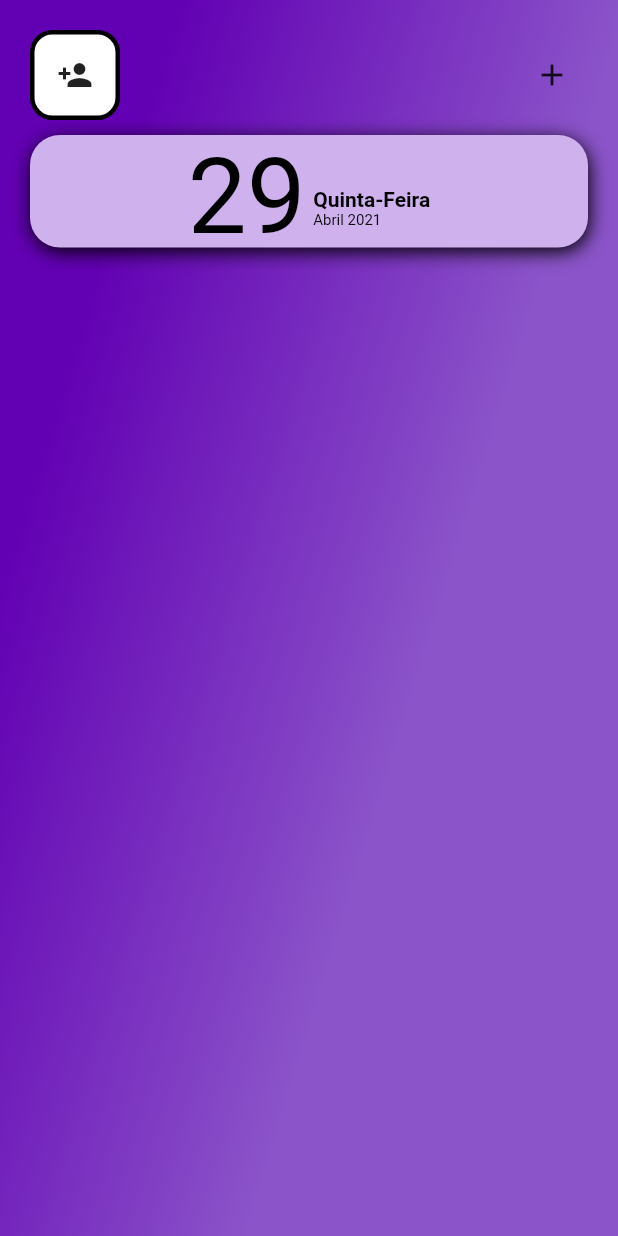
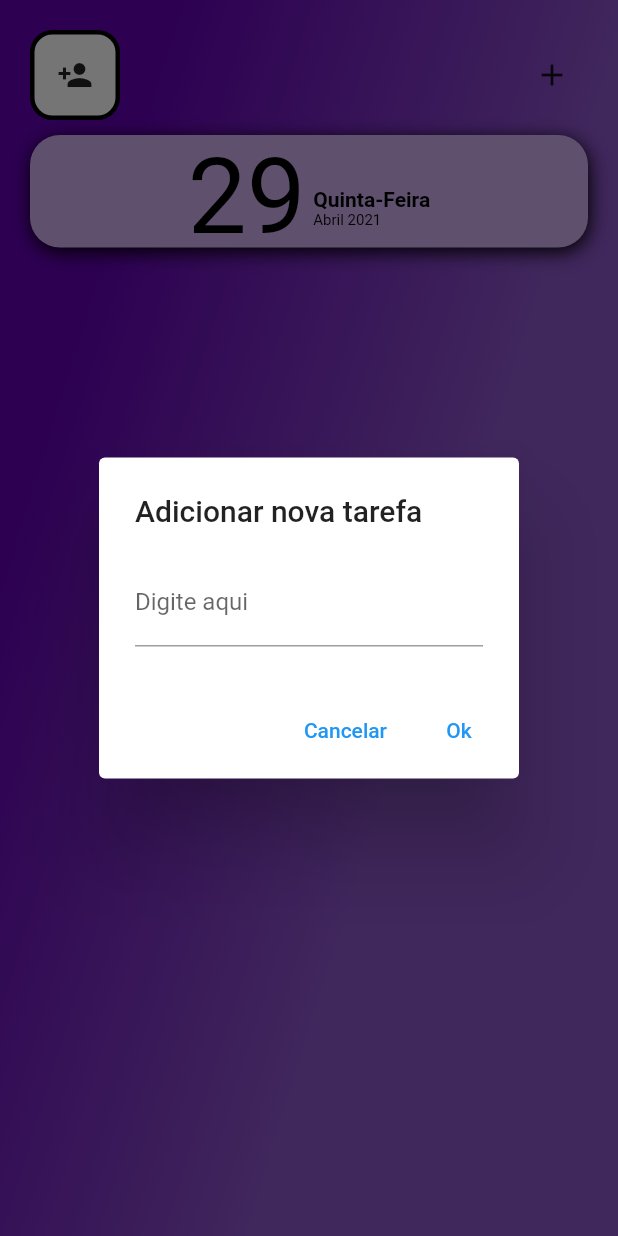
Before and after one commit to GustavoNeri02/Lista_de_Tarefas, a Flutter app: the screen it shows after launch, after a tap on the "add" icon, on a phone screen of 412 x 824 dp. Run offline on Flutter 3.47's test engine with Material 2 defaults, Android fonts, the phone set to English and light mode, and no system bars; our stand-ins replace google_fonts, image_picker; Roboto replaces fonts that are missing (Overpass).

Commit message:
Segunda implementação++: *IconButton configurado para mostrar um AlertDialog utilizando um textEditingController para retornar o nome da tarefa a ser adicionada

```diff
--- a/lib/pages/home_page.dart
+++ b/lib/pages/home_page.dart
@@ -4,11 +4,13 @@ import 'dart:ui';
 
 import 'package:flutter/cupertino.dart';
 import 'package:flutter/material.dart';
+import 'package:lista_de_tarefas/widgets/add_task_button_widget.dart';
 import 'package:lista_de_tarefas/widgets/atual_date_widget.dart';
 import 'package:lista_de_tarefas/widgets/icon_avatar.dart';
 import 'package:path_provider/path_provider.dart';
 
 class HomePage extends StatefulWidget {
+  final TextEditingController textController = new TextEditingController();
   @override
   _HomePageState createState() => _HomePageState();
 }
@@ -37,10 +39,8 @@ class _HomePageState extends State<HomePage> {
                     mainAxisAlignment: MainAxisAlignment.spaceBetween,
                     children: [
                       IconAvatarWidget(),
-                      IconButton(
-                        icon: Icon(Icons.add),
-                        onPressed: () {},
-                      )
+                      AddTaskButton(
+                          textEditingController: widget.textController),
                     ],
                   ),
                   SizedBox(height: 10),
--- /dev/null
+++ b/lib/widgets/add_task_button_widget.dart
@@ -0,0 +1,46 @@
+import 'package:flutter/material.dart';
+
+class AddTaskButton extends StatefulWidget {
+  final textEditingController;
+  const AddTaskButton({Key key, this.textEditingController}) : super(key: key);
+  @override
+  _AddTaskButtonState createState() => _AddTaskButtonState();
+}
+
+class _AddTaskButtonState extends State<AddTaskButton> {
+  @override
+  Widget build(BuildContext context) {
+    return IconButton(
+      icon: Icon(Icons.add),
+      onPressed: () {
+        widget.textEditingController.text = "";
+        showDialog(
+            context: context,
+            builder: (context) {
+              return AlertDialog(
+                title: Text("Adicionar nova tarefa"),
+                content: TextField(
+                  controller: widget.textEditingController,
+                  decoration: InputDecoration(labelText: "Digite aqui"),
+                ),
+                actions: [
+                  TextButton(
+                    child: Text("Cancelar"),
+                    onPressed: () {
+                      widget.textEditingController.text = "";
+                      Navigator.pop(context);
+                    },
+                  ),
+                  TextButton(
+                    child: Text("Ok"),
+                    onPressed: () {
+                      Navigator.pop(context);
+                    },
+                  )
+                ],
+              );
+            });
+      },
+    );
+  }
+}
```
